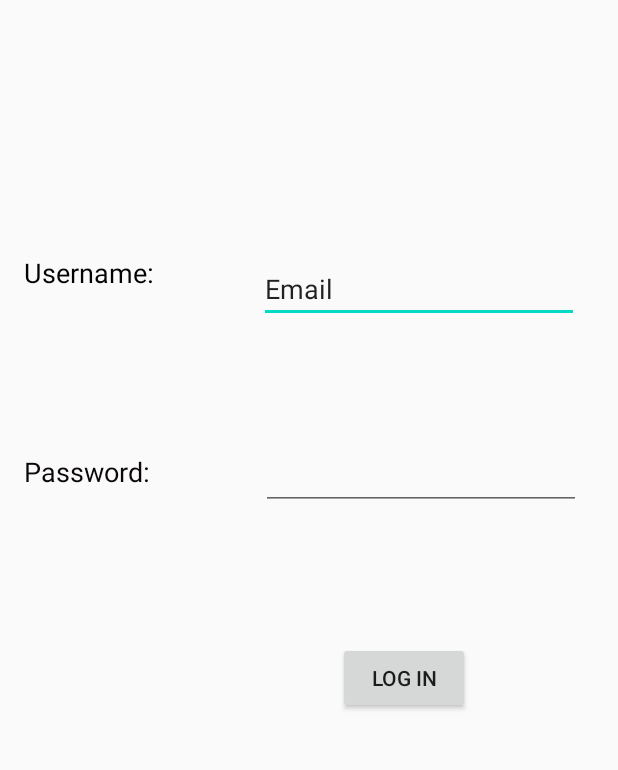
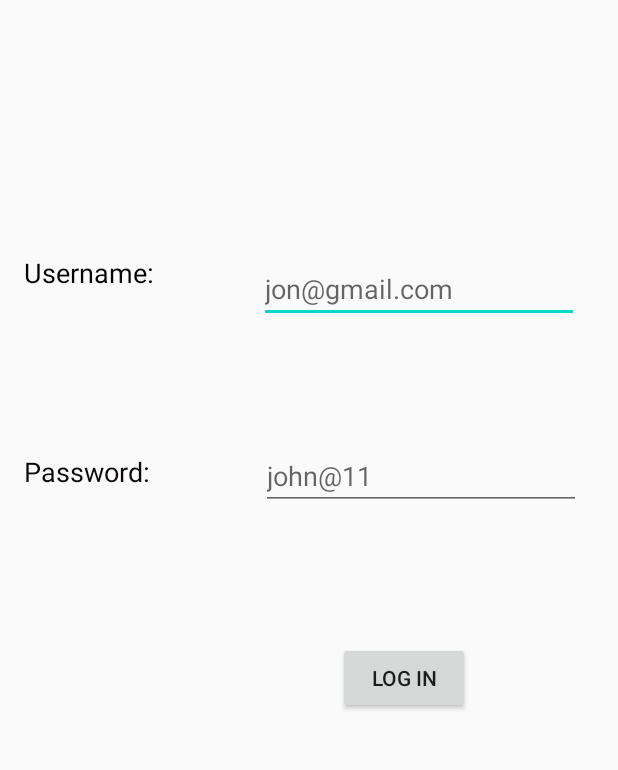
Before and after one commit to Thuli182/Municipal, an Android app: the screen it shows after launch (ActivityLogIn), after a tap on "LOG IN", on a phone screen of 412 x 824 dp, the part 333-1103 px from its top. Run offline under Robolectric (Android 15) with nearby library versions, the phone set to English and light mode, and no system bars; our stand-ins replace Firebase (no records; nobody signed in at launch, a user with empty details on screens opened directly).

```diff
--- a/MyApplication/app/src/main/java/com/example/myapplication/ActivityLogIn.kt
+++ b/MyApplication/app/src/main/java/com/example/myapplication/ActivityLogIn.kt
@@ -20,25 +20,16 @@ class ActivityLogIn : AppCompatActivity() {
         auth = FirebaseAuth.getInstance()
 
         btnConfirmLogin.setOnClickListener {
-            /*val intent = Intent(this, ActivityConfirmedLogin::class.java)
-            startActivity(intent)*/
+
             doLogin()
         }
     }
 
-    public override fun onStart() {
-        super.onStart()
-        // Check if user is signed in (non-null) and update UI accordingly.
-        val currentUser = auth.currentUser
-        updateUI(currentUser)
-    }
+
 
     private fun doLogin()
     {
 
-
-        Log.e("Time",loginEmail.text.trim().toString())
-        Log.e("Time",Loginpassword.text.trim().toString())
 
 
         auth.signInWithEmailAndPassword(loginEmail.text.trim().toString(),Loginpassword.text.trim().toString())
--- /dev/null
+++ b/MyApplication/app/src/main/java/com/example/myapplication/UserData.kt
@@ -0,0 +1,3 @@
+package com.example.myapplication
+
+class UserData(id:String,personName:String,personSurname:String,IdNumber:String,Email:String,Passowrd:String)
--- a/MyApplication/app/src/main/res/layout/activity_log_in.xml
+++ b/MyApplication/app/src/main/res/layout/activity_log_in.xml
@@ -52,7 +52,7 @@
         android:layout_height="wrap_content"
         android:ems="10"
         android:inputType="textEmailAddress"
-        android:text="Email"
+        android:hint="jon@gmail.com"
         app:layout_constraintBottom_toBottomOf="parent"
         app:layout_constraintEnd_toEndOf="parent"
         app:layout_constraintHorizontal_bias="0.87"
@@ -65,6 +65,7 @@
         android:layout_width="wrap_content"
         android:layout_height="wrap_content"
         android:ems="10"
+        android:hint="john@11"
         android:inputType="textPassword"
         app:layout_constraintBottom_toBottomOf="parent"
         app:layout_constraintEnd_toEndOf="parent"
--- a/MyApplication/app/src/main/res/layout/activity_sign_up.xml
+++ b/MyApplication/app/src/main/res/layout/activity_sign_up.xml
@@ -123,6 +123,7 @@
         android:layout_width="wrap_content"
         android:layout_height="wrap_content"
         android:ems="10"
+        android:focusable="auto"
         android:inputType="textPersonName"
         app:layout_constraintBottom_toBottomOf="parent"
         app:layout_constraintEnd_toEndOf="parent"
```
Also changed, not shown: MyApplication/app/src/main/java/com/example/myapplication/ActivitySignUp.kt (+31 -24 lines).
